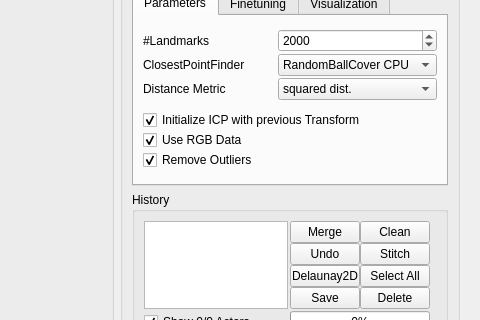
Old version of the form master/seminar/StitchingWidget.ui in the repository anygo/uniprojectsdn; both pictures show x 499 to 979 and y 173 to 493 of the 979 by 691 pixel window.
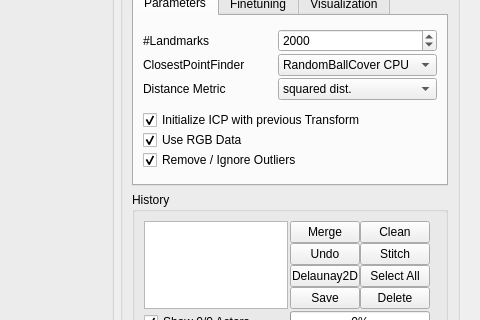
New version of the form. Custom widgets are drawn as their Qt base class.

What changed in the file:
```diff
--- a/master/seminar/StitchingWidget.ui
+++ b/master/seminar/StitchingWidget.ui
@@ -296,7 +296,7 @@
                <item>
                 <widget class="QCheckBox" name="m_CheckBoxRemoveOutliers">
                  <property name="text">
-                  <string>Remove Outliers</string>
+                  <string>Remove / Ignore Outliers</string>
                  </property>
                  <property name="checked">
                   <bool>true</bool>
```
Left out of the diff: 3 changed lines with no effect on the pictures.
